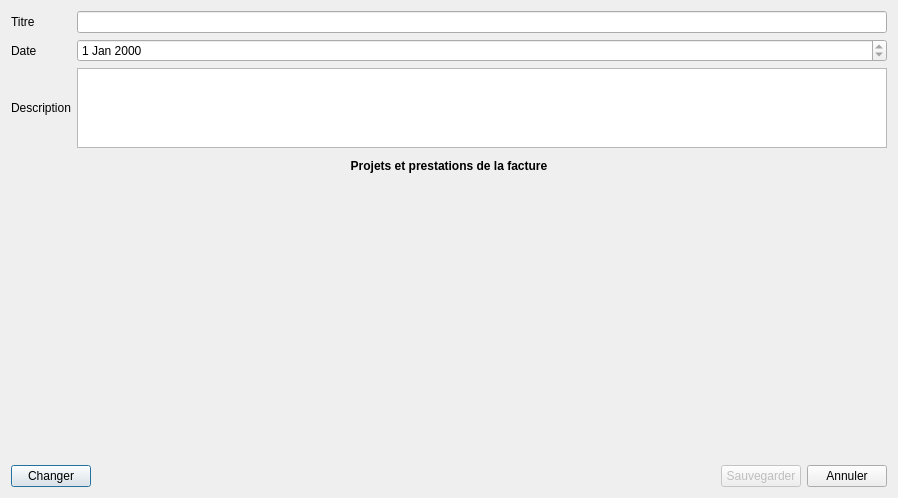
FACT-Team/FactDev, file src/gui/dialogs/addquotedialog.ui: the form before one commit.
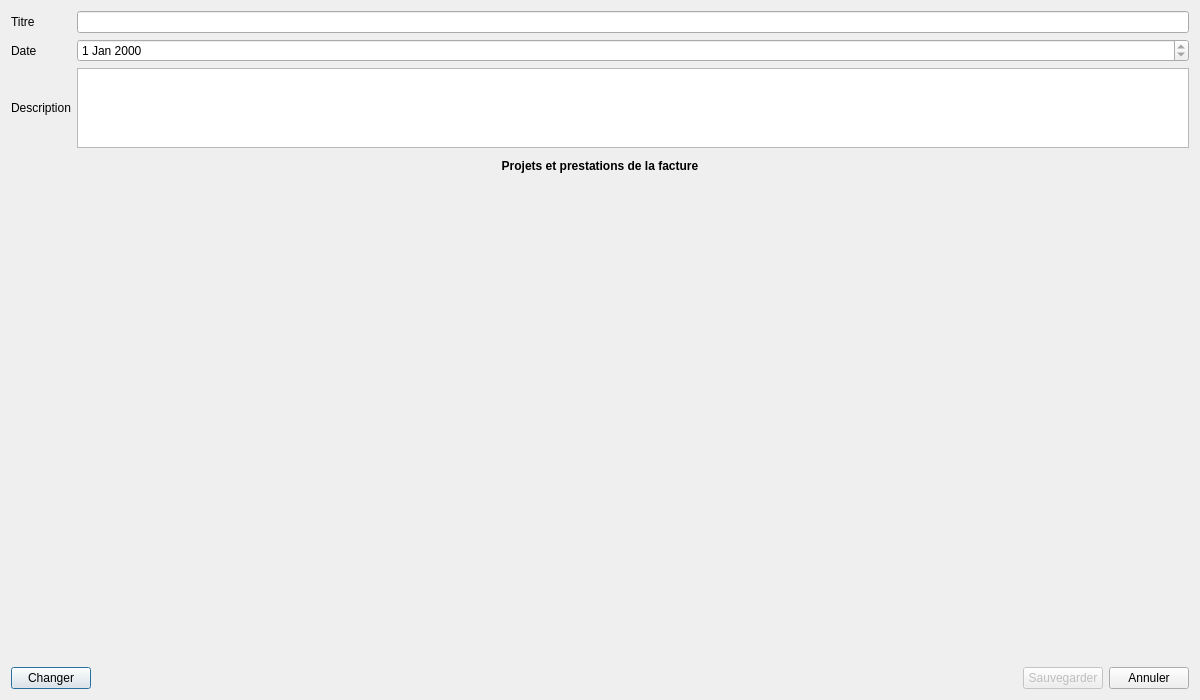
The form after the commit. Icons and pictures are not drawn. Custom widgets are drawn as their Qt base class.

What changed in the file:
```diff
--- a/src/gui/dialogs/addquotedialog.ui
+++ b/src/gui/dialogs/addquotedialog.ui
@@ -6,8 +6,8 @@
    <rect>
     <x>0</x>
     <y>0</y>
-    <width>898</width>
-    <height>498</height>
+    <width>1200</width>
+    <height>700</height>
    </rect>
   </property>
   <property name="windowTitle">
```
Left out of the diff: 4 changed lines with no effect on the pictures.
